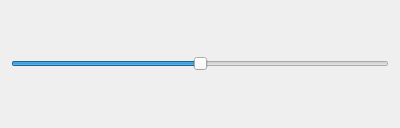
Before: the Qt Designer form mearmwidget.ui in wedesoft/arduino-mearm, drawn with Qt 5.
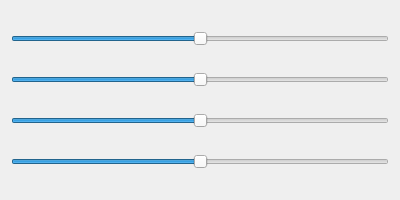
After: the same form once the commit is applied.

Commit message: Added sliders for each joint

What changed in the file:
```diff
--- a/mearmwidget.ui
+++ b/mearmwidget.ui
@@ -7,7 +7,7 @@
     <x>0</x>
     <y>0</y>
     <width>400</width>
-    <height>128</height>
+    <height>200</height>
    </rect>
   </property>
   <property name="windowTitle">
@@ -27,6 +27,45 @@
      </property>
     </widget>
    </item>
+   <item>
+    <widget class="QSlider" name="shoulderSlider">
+     <property name="minimum">
+      <number>-90</number>
+     </property>
+     <property name="maximum">
+      <number>90</number>
+     </property>
+     <property name="orientation">
+      <enum>Qt::Horizontal</enum>
+     </property>
+    </widget>
+   </item>
+   <item>
+    <widget class="QSlider" name="elbowSlider">
+     <property name="minimum">
+      <number>-90</number>
+     </property>
+     <property name="maximum">
+      <number>90</number>
+     </property>
+     <property name="orientation">
+      <enum>Qt::Horizontal</enum>
+     </property>
+    </widget>
+   </item>
+   <item>
+    <widget class="QSlider" name="gripperSlider">
+     <property name="minimum">
+      <number>-90</number>
+     </property>
+     <property name="maximum">
+      <number>90</number>
+     </property>
+     <property name="orientation">
+      <enum>Qt::Horizontal</enum>
+     </property>
+    </widget>
+   </item>
   </layout>
  </widget>
  <resources/>
```
The commit also changes 4 other files.
